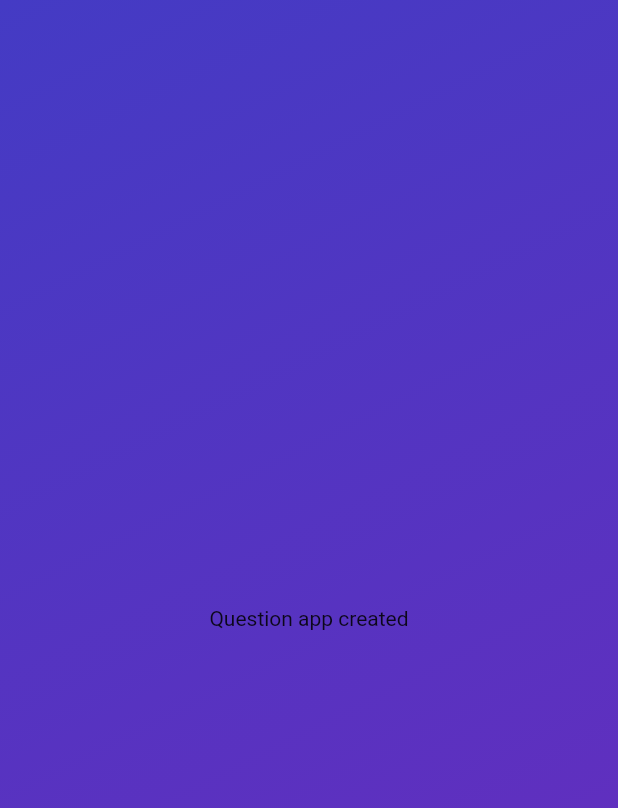
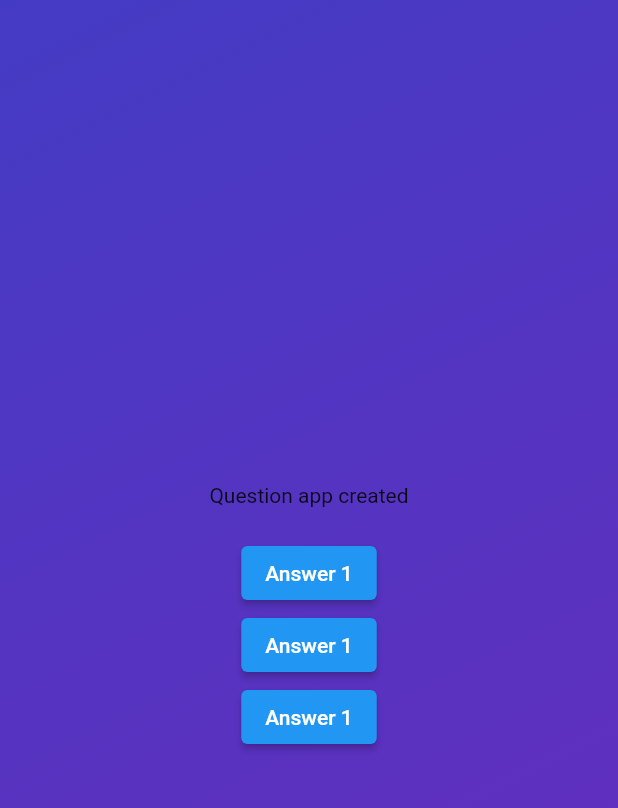
Before and after one commit to arafatmollah/quiz_app, a Flutter app: the screen it shows after launch, after a tap on "Start Quiz", on a phone screen of 412 x 824 dp. Shown: the top 808 px of the screen. Run offline on Flutter 3.47's test engine with Material 2 defaults, Android fonts, the phone set to English and light mode, and no system bars.

Commit message:
answerbutton added

```diff
--- a/lib/Quiz.dart
+++ b/lib/Quiz.dart
@@ -25,7 +25,7 @@ class _QuizState extends State<Quiz>{
 
   void switchScreen(){
     setState(() {
-      activeWidget = const Questions();
+      activeWidget = Questions();
     });
   }
 
--- /dev/null
+++ b/lib/models/quiz_question.dart
@@ -0,0 +1,5 @@
+class QuizQustion{
+  const QuizQustion(this.text, this.answer);
+  final String text;
+  final List<String> answer;
+}
--- a/lib/questions_screen.dart
+++ b/lib/questions_screen.dart
@@ -1,6 +1,6 @@
 import 'package:flutter/material.dart';
 
-class Questions extends StatefulWidget{
+class Questions extends StatefulWidget {
   const Questions({super.key});
   @override
   State<Questions> createState() {
@@ -8,9 +8,29 @@ class Questions extends StatefulWidget{
   }
 }
 
-class _QuestionsState extends State<Questions>{
+class _QuestionsState extends State<Questions> {
   @override
   Widget build(context) {
-    return const Center(child: Text('Question app created'));
+    return SizedBox(
+
+      width: double.infinity,
+
+        child: Column(
+          mainAxisAlignment: MainAxisAlignment.center,
+      children:   [
+         const Text('Question app created'),
+         const SizedBox(height: 20,),
+        ElevatedButton(onPressed: () {},
+         child: const Text('Answer 1'),
+         ),
+         ElevatedButton(onPressed: () {},
+         child: const Text('Answer 1'),
+         ),
+         ElevatedButton(onPressed: () {},
+         child: const Text('Answer 1'),
+         ),
+      ],
+    ),
+    );
   }
 }
```
Also changed, not shown: lib/answer_button.dart (added, +18 -0 lines), lib/data/questions.dart (added, +60 -0 lines).
